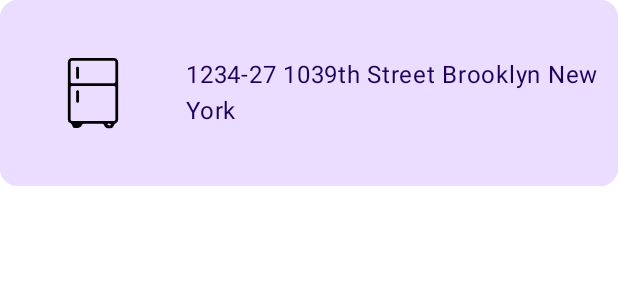
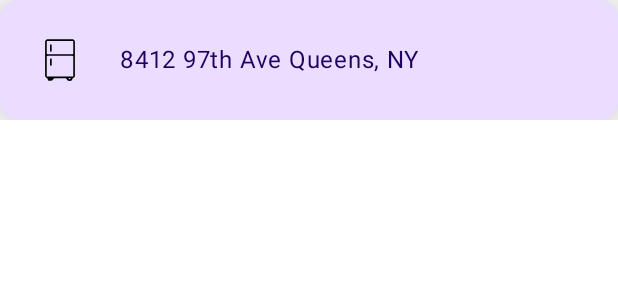
Before and after one commit to AMHaroun/NYC-Community-Fridge, an Android app built with Jetpack Compose: the @Preview function CommunityFridgeInfoCardPreview, on a phone screen of 412 x 824 dp. Shown: the top 300 px of the screen. Run offline under Robolectric (Android 15) with nearby library versions, the phone set to English and light mode, and no system bars.

Commit message:
Updated CommunityFridgeInfoCard Composable
+ Made card smaller
+ Added card elevation

```diff
--- a/app/src/main/java/com/example/nyccommunityfridge/ui/fridgemapscreen/CommunityFridgeInfoCard.kt
+++ b/app/src/main/java/com/example/nyccommunityfridge/ui/fridgemapscreen/CommunityFridgeInfoCard.kt
@@ -4,8 +4,10 @@ import androidx.compose.foundation.Image
 import androidx.compose.foundation.background
 import androidx.compose.foundation.layout.Row
 import androidx.compose.foundation.layout.fillMaxWidth
+import androidx.compose.foundation.layout.height
 import androidx.compose.foundation.layout.padding
 import androidx.compose.material3.Card
+import androidx.compose.material3.CardDefaults
 import androidx.compose.material3.MaterialTheme
 import androidx.compose.material3.Text
 import androidx.compose.runtime.Composable
@@ -23,7 +25,12 @@ fun CommunityFridgeInfoCard(
     modifier: Modifier = Modifier,
     communityFridgeAddress: String
 ){
-    Card(modifier = modifier.fillMaxWidth()) {
+    Card(
+        modifier = modifier
+        .fillMaxWidth()
+        .height(80.dp),
+        elevation = CardDefaults.cardElevation(24.dp)
+    ) {
         Row(
             modifier = Modifier
                 .fillMaxWidth()
@@ -50,6 +57,6 @@ fun CommunityFridgeInfoCard(
 @Composable
 fun CommunityFridgeInfoCardPreview(){
     NYCCommunityFridgeTheme {
-        CommunityFridgeInfoCard(communityFridgeAddress = "1234-27 1039th Street Brooklyn New York")
+        CommunityFridgeInfoCard(communityFridgeAddress = "8412 97th Ave Queens, NY")
     }
 }
```
